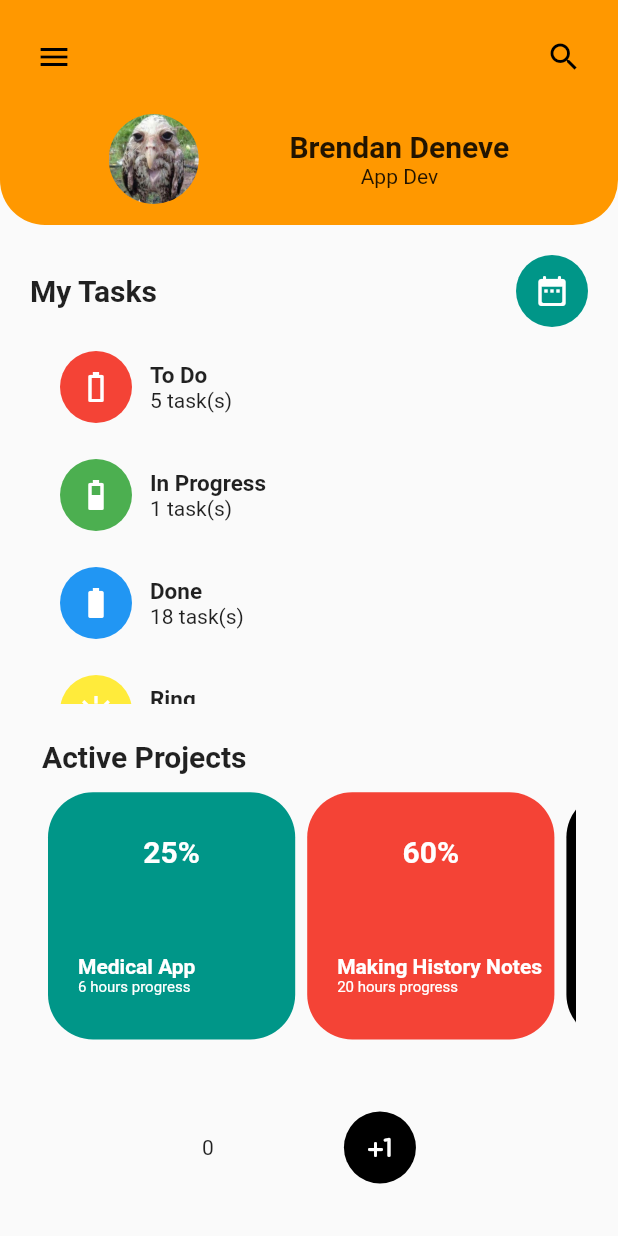
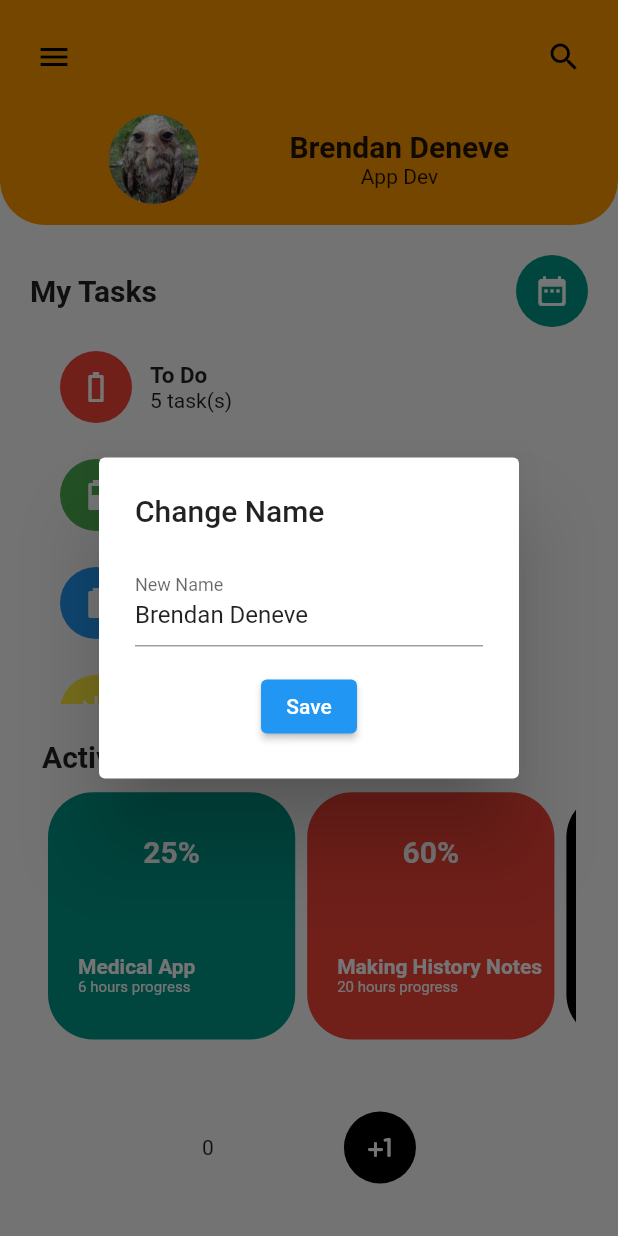
Before and after one commit to FlorisGC/flutter_layout_challenge, a Flutter app: the screen it shows after launch, after a tap on the "menu" icon, on a phone screen of 412 x 824 dp. Run offline on Flutter 3.47's test engine with Material 2 defaults, Android fonts, the phone set to English and light mode, and no system bars; missing offline and left inert: flutter_image_picker.

Commit message:
add name and job text changer to profile

```diff
--- a/lib/controller/functions.dart
+++ b/lib/controller/functions.dart
@@ -17,3 +17,63 @@ Future<void> openImagePicker(BuildContext context) async {
     selectedImage = imageInBytes;
   }
 }
+
+Future<void> showChangeNameDialog(
+  BuildContext context,
+  TextEditingController controller,
+) async {
+  await showDialog(
+    context: context,
+    builder: (context) => AlertDialog(
+      title: const Text('Change Name'),
+      content: Column(
+        mainAxisSize: MainAxisSize.min,
+        children: [
+          TextField(
+            controller: controller,
+            decoration: const InputDecoration(
+              labelText: 'New Name',
+            ),
+          ),
+          const SizedBox(height: 16),
+          ElevatedButton(
+            onPressed: () {
+              Navigator.of(context).pop();
+            },
+            child: const Text('Save'),
+          ),
+        ],
+      ),
+    ),
+  );
+}
+
+Future<void> showChangeJobDialog(
+  BuildContext context,
+  TextEditingController controller,
+) async {
+  await showDialog(
+    context: context,
+    builder: (context) => AlertDialog(
+      title: const Text('Change Job'),
+      content: Column(
+        mainAxisSize: MainAxisSize.min,
+        children: [
+          TextField(
+            controller: controller,
+            decoration: const InputDecoration(
+              labelText: 'New Job',
+            ),
+          ),
+          const SizedBox(height: 16),
+          ElevatedButton(
+            onPressed: () {
+              Navigator.of(context).pop();
+            },
+            child: const Text('Save'),
+          ),
+        ],
+      ),
+    ),
+  );
+}
--- a/lib/view/profile.dart
+++ b/lib/view/profile.dart
@@ -10,6 +10,16 @@ class Profile extends StatefulWidget {
 }
 
 class _ProfileState extends State<Profile> {
+  TextEditingController nameController = TextEditingController();
+  TextEditingController jobController = TextEditingController();
+
+  @override
+  void initState() {
+    super.initState();
+    nameController.text = name;
+    jobController.text = job;
+  }
+
   @override
   Widget build(BuildContext context) => Column(
         children: [
@@ -33,12 +43,18 @@ class _ProfileState extends State<Profile> {
                       mainAxisAlignment: MainAxisAlignment.spaceBetween,
                       children: [
                         IconButton(
-                          onPressed: () {},
+                          onPressed: () async {
+                            await showChangeNameDialog(context, nameController);
+                            setState(() {});
+                          },
                           icon: const Icon(Icons.menu),
                           color: Colors.black,
                         ),
                         IconButton(
-                          onPressed: () {},
+                          onPressed: () async {
+                            await showChangeJobDialog(context, jobController);
+                            setState(() {});
+                          },
                           icon: const Icon(Icons.search),
                           color: Colors.black,
                         ),
@@ -72,13 +88,13 @@ class _ProfileState extends State<Profile> {
                           mainAxisAlignment: MainAxisAlignment.end,
                           children: [
                             Text(
-                              name,
+                              nameController.text,
                               style: const TextStyle(
                                 fontWeight: FontWeight.bold,
                                 fontSize: 20,
                               ),
                             ),
-                            Text(job),
+                            Text(jobController.text),
                           ],
                         ),
                       ],
```
